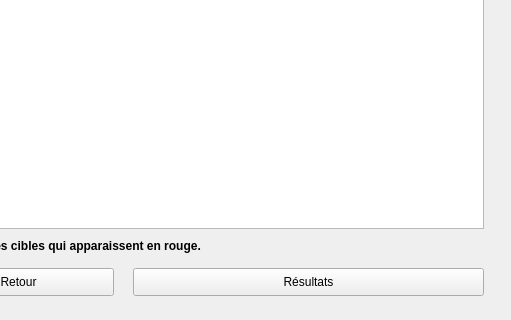
This is target.ui in ajarno/GL40-Fitts as Qt 5 draws it before an edit; both pictures show x 107 to 618 and y 162 to 482 of the 618 by 482 pixel window. The edited form follows.
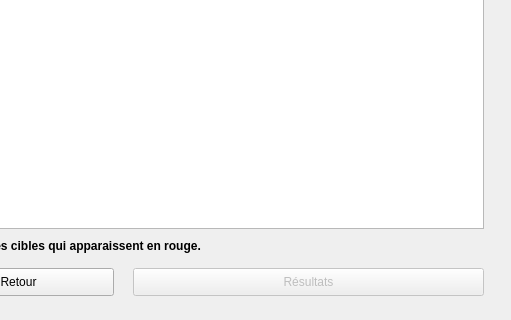
This is the edited form.

```diff
--- a/target.ui
+++ b/target.ui
@@ -101,6 +101,9 @@
    </property>
   </widget>
   <widget class="QPushButton" name="pushButton_resultats">
+   <property name="enabled">
+    <bool>false</bool>
+   </property>
    <property name="geometry">
     <rect>
      <x>240</x>
@@ -109,9 +112,24 @@
      <height>28</height>
     </rect>
    </property>
+   <property name="autoFillBackground">
+    <bool>false</bool>
+   </property>
    <property name="text">
     <string>Résultats</string>
    </property>
+   <property name="checkable">
+    <bool>false</bool>
+   </property>
+   <property name="autoDefault">
+    <bool>false</bool>
+   </property>
+   <property name="default">
+    <bool>false</bool>
+   </property>
+   <property name="flat">
+    <bool>false</bool>
+   </property>
   </widget>
  </widget>
  <resources/>
```
Left out of the diff: 7 changed lines with no effect on the pictures.
